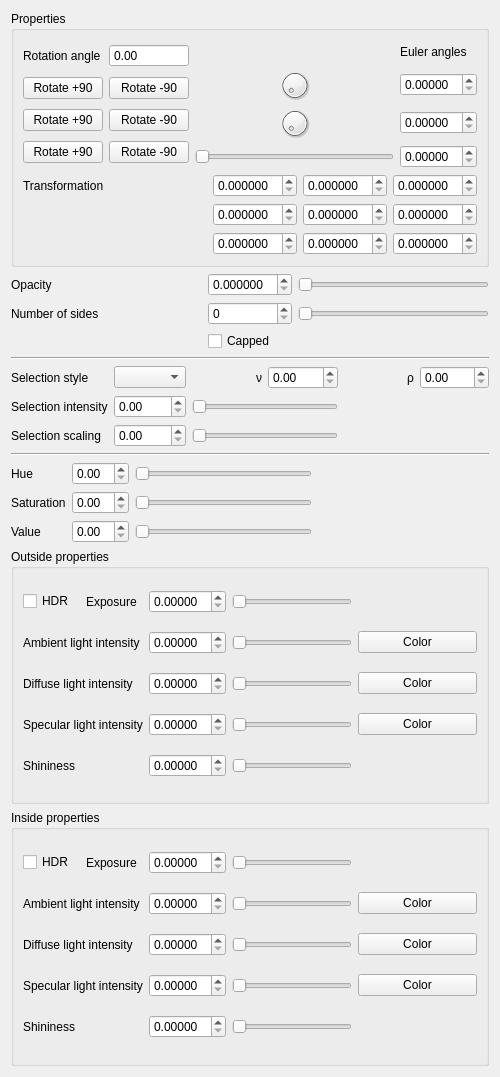
Qt form iraspa/iraspagui/appearanceprimitiveform.ui (iRASPA/iRASPA-QT) before a commit.
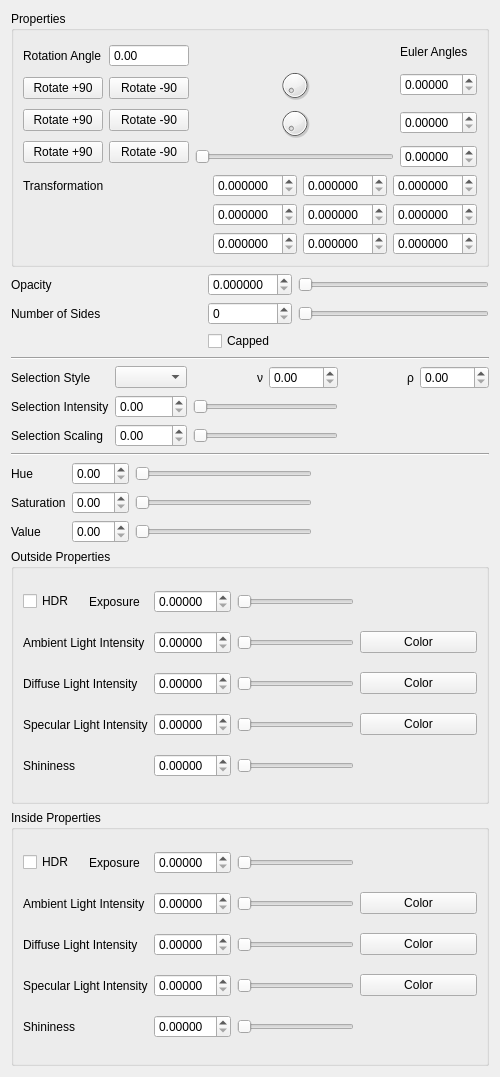
The same form after that commit. Custom widgets are drawn as their Qt base class.

```diff
--- a/iraspa/iraspagui/appearanceprimitiveform.ui
+++ b/iraspa/iraspagui/appearanceprimitiveform.ui
@@ -69,7 +69,7 @@
           <item row="0" column="0">
            <widget class="QLabel" name="label">
             <property name="text">
-             <string>Rotation angle</string>
+             <string>Rotation Angle</string>
             </property>
            </widget>
           </item>
@@ -100,7 +100,7 @@
           <item row="0" column="1">
            <widget class="QLabel" name="label_2">
             <property name="text">
-             <string>Euler angles</string>
+             <string>Euler Angles</string>
             </property>
            </widget>
           </item>
@@ -287,7 +287,7 @@
      <item row="1" column="0">
       <widget class="QLabel" name="label_5">
        <property name="text">
-        <string>Number of sides</string>
+        <string>Number of Sides</string>
        </property>
       </widget>
      </item>
@@ -355,7 +355,7 @@
      <item row="0" column="0">
       <widget class="QLabel" name="label_16">
        <property name="text">
-        <string>Selection style</string>
+        <string>Selection Style</string>
        </property>
       </widget>
      </item>
@@ -382,7 +382,7 @@
      <item row="2" column="0">
       <widget class="QLabel" name="label_20">
        <property name="text">
-        <string>Selection scaling</string>
+        <string>Selection Scaling</string>
        </property>
       </widget>
      </item>
@@ -422,7 +422,7 @@
      <item row="1" column="0">
       <widget class="QLabel" name="label_19">
        <property name="text">
-        <string>Selection intensity</string>
+        <string>Selection Intensity</string>
        </property>
       </widget>
      </item>
@@ -562,7 +562,7 @@
    <item>
     <widget class="QGroupBox" name="groupBox_2">
      <property name="title">
-      <string>Outside properties</string>
+      <string>Outside Properties</string>
      </property>
      <layout class="QGridLayout" name="gridLayout_8">
       <item row="0" column="3">
@@ -644,21 +644,21 @@
       <item row="3" column="0">
        <widget class="QLabel" name="label_7">
         <property name="text">
-         <string>Specular light intensity</string>
+         <string>Specular Light Intensity</string>
         </property>
        </widget>
       </item>
       <item row="2" column="0">
        <widget class="QLabel" name="label_8">
         <property name="text">
-         <string>Diffuse light intensity</string>
+         <string>Diffuse Light Intensity</string>
         </property>
        </widget>
       </item>
       <item row="1" column="0">
        <widget class="QLabel" name="label_9">
         <property name="text">
-         <string>Ambient light intensity</string>
+         <string>Ambient Light Intensity</string>
         </property>
        </widget>
       </item>
@@ -734,7 +734,7 @@
    <item>
     <widget class="QGroupBox" name="groupBox_3">
      <property name="title">
-      <string>Inside properties</string>
+      <string>Inside Properties</string>
      </property>
      <layout class="QGridLayout" name="gridLayout_9">
       <item row="3" column="2">
@@ -816,21 +816,21 @@
       <item row="3" column="0">
        <widget class="QLabel" name="label_13">
         <property name="text">
-         <string>Specular light intensity</string>
+         <string>Specular Light Intensity</string>
         </property>
        </widget>
       </item>
       <item row="2" column="0">
        <widget class="QLabel" name="label_14">
         <property name="text">
-         <string>Diffuse light intensity</string>
+         <string>Diffuse Light Intensity</string>
         </property>
        </widget>
       </item>
       <item row="1" column="0">
        <widget class="QLabel" name="label_15">
         <property name="text">
-         <string>Ambient light intensity</string>
+         <string>Ambient Light Intensity</string>
         </property>
        </widget>
       </item>
```
